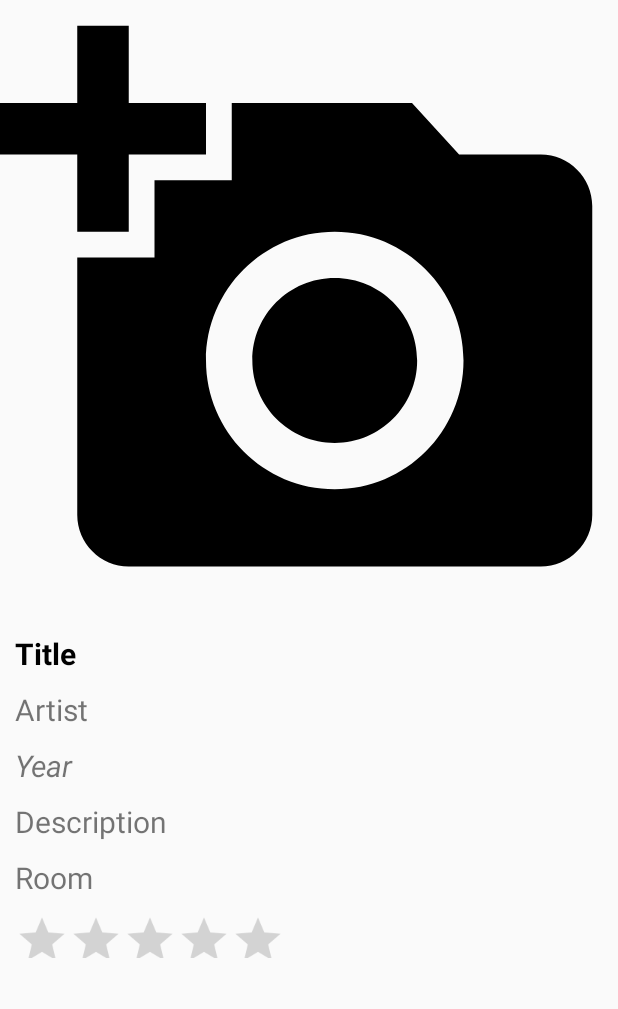
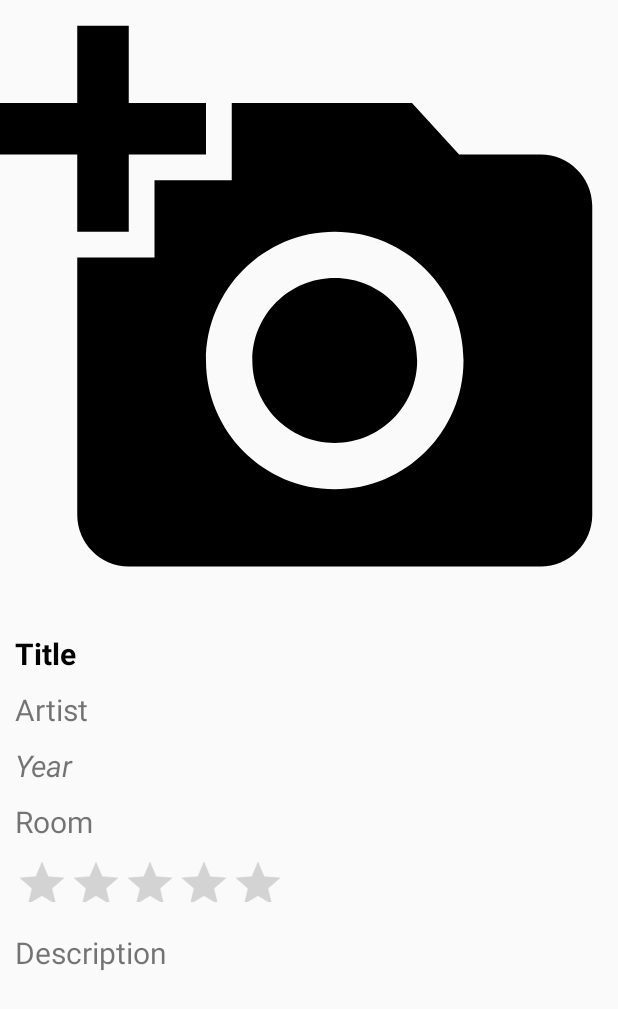
Before and after one commit to AantonM/art_without_frontiers, an Android app: the layout activity_detailed_artwork.xml on its own in the app's theme, with its tools: preview values and no code run, on a phone screen of 412 x 824 dp. Shown: the top 1009 px of the screen. Run offline under Robolectric (Android 15) with nearby library versions, the phone set to English and light mode, and no system bars.

Commit message:
A-21:UI improvement.

```diff
--- a/bg69xx/app/src/main/java/com/cet325/bg69xx/AddArtworkActivity.java
+++ b/bg69xx/app/src/main/java/com/cet325/bg69xx/AddArtworkActivity.java
@@ -35,6 +35,8 @@ public class AddArtworkActivity extends BaseFrameActivity {
         super.onCreate(savedInstanceState);
         super.onCreateDrawer(R.layout.activity_add_artwork);
         mLayout = findViewById(R.id.addArtworkLayout);
+        getSupportActionBar().setTitle("Add artwork");
+
 
         //take a photo to upload when the image is selected
         takePictureListener();
--- a/bg69xx/app/src/main/java/com/cet325/bg69xx/DetailedArtworkActivity.java
+++ b/bg69xx/app/src/main/java/com/cet325/bg69xx/DetailedArtworkActivity.java
@@ -17,6 +17,8 @@ public class DetailedArtworkActivity extends HomeActivity {
     protected void onCreate(Bundle savedInstanceState) {
         super.onCreate(savedInstanceState);
         super.onCreateDrawer(R.layout.activity_detailed_artwork);
+        getSupportActionBar().setTitle("View artwork");
+
 
         displayArtwork();
     }
--- a/bg69xx/app/src/main/res/layout/activity_add_artwork.xml
+++ b/bg69xx/app/src/main/res/layout/activity_add_artwork.xml
@@ -1,5 +1,6 @@
 <?xml version="1.0" encoding="utf-8"?>
 <ScrollView xmlns:android="http://schemas.android.com/apk/res/android"
+    xmlns:app="http://schemas.android.com/apk/res-auto"
     android:id="@+id/scrollIntro"
     android:layout_width="fill_parent"
     android:layout_height="fill_parent"
@@ -22,7 +23,7 @@
             android:layout_alignParentTop="true"
             android:adjustViewBounds="true"
             android:contentDescription="Photo taken of the artwork"
-            android:src="@drawable/ic_add_a_photo" />
+            app:srcCompat="@drawable/ic_add_a_photo" />
 
         <EditText
             android:id="@+id/txtAddTitle"
--- a/bg69xx/app/src/main/res/layout/activity_detailed_artwork.xml
+++ b/bg69xx/app/src/main/res/layout/activity_detailed_artwork.xml
@@ -67,25 +67,12 @@
             android:textSize="20sp"/>
 
         <TextView
-            android:id="@+id/txtViewDescription"
+            android:id="@+id/txtViewRoom"
             android:layout_width="match_parent"
             android:layout_height="wrap_content"
             android:layout_alignParentEnd="true"
             android:layout_alignParentRight="true"
             android:layout_below="@+id/txtViewYear"
-            android:layout_marginTop="10dp"
-            android:layout_marginLeft="10dp"
-            android:ems="10"
-            android:text="Description"
-            android:textSize="20sp"/>
-
-        <TextView
-            android:id="@+id/txtViewRoom"
-            android:layout_width="match_parent"
-            android:layout_height="wrap_content"
-            android:layout_alignParentEnd="true"
-            android:layout_alignParentRight="true"
-            android:layout_below="@+id/txtViewDescription"
             android:layout_marginTop="10dp"
             android:layout_marginLeft="10dp"
             android:ems="10"
@@ -100,12 +87,27 @@
             android:layout_below="@id/txtViewRoom"
             android:layout_marginTop="10dp"
             android:layout_marginLeft="10dp"
-            android:layout_marginBottom="100dp"
             android:numStars="5"
             android:scaleX="0.75"
             android:scaleY="0.75"
             android:stepSize="1.0"
             android:transformPivotX="0dp"/>
 
+        <TextView
+            android:id="@+id/txtViewDescription"
+            android:layout_width="match_parent"
+            android:layout_height="wrap_content"
+            android:layout_alignParentEnd="true"
+            android:layout_alignParentRight="true"
+            android:layout_below="@+id/ratingViewRate"
+            android:layout_marginTop="10dp"
+            android:layout_marginLeft="10dp"
+            android:ems="10"
+            android:text="Description"
+            android:textSize="20sp"
+            android:layout_marginBottom="100dp"/>
+
+
+
     </RelativeLayout>
 </ScrollView>
```
Also changed, not shown: bg69xx/app/src/main/java/com/cet325/bg69xx/MasterArtworksListCustomLayoutHandler.java (+6 -1 lines).
